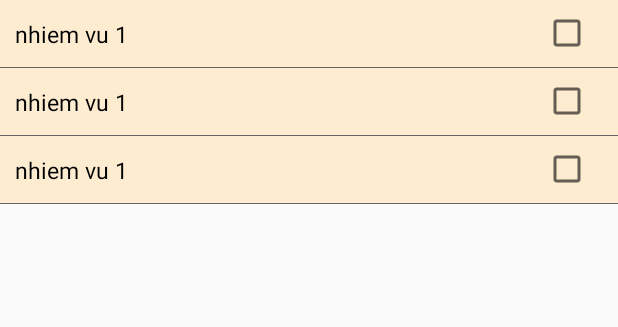
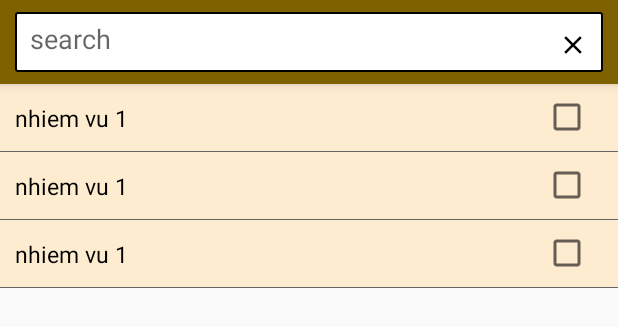
Before and after one commit to haumenphai/Android-TextEditor-Note-TodoList, an Android app: the layout fragment_todo_list.xml on its own in the app's theme, with its tools: preview values and no code run, on a phone screen of 412 x 824 dp. Shown: the top 327 px of the screen. Run offline under Robolectric (Android 15) with nearby library versions, the phone set to English and light mode, and no system bars.

Commit message:
hieu suat search

```diff
--- a/app/src/main/java/promax/dohaumen/text_edittor_mvvm/todo_list/info.txt
+++ b/app/src/main/java/promax/dohaumen/text_edittor_mvvm/todo_list/info.txt
@@ -1,2 +1,3 @@
 
 Chức năng todo_list với data binding
+binding.lifecycleOwner = this (sử dụng trong fragment)
--- a/app/src/main/res/layout/fragment_todo_list.xml
+++ b/app/src/main/res/layout/fragment_todo_list.xml
@@ -1,19 +1,73 @@
 <?xml version="1.0" encoding="utf-8"?>
 <layout xmlns:android="http://schemas.android.com/apk/res/android"
-    xmlns:tools="http://schemas.android.com/tools">
+    xmlns:app="http://schemas.android.com/apk/res-auto"
+    xmlns:tools="http://schemas.android.com/tools"
+    xmlns:promax="http://schemas.android.com/apk/res-auto"
+    >
 
     <data>
-
+        <import type="android.view.View"/>
+        <variable
+            name="viewModel"
+            type="promax.dohaumen.text_edittor_mvvm.todo_list.viewmodel.TodoListViewModel" />
     </data>
 
     <RelativeLayout
         android:layout_width="match_parent"
         android:layout_height="match_parent">
 
+        <com.google.android.material.appbar.AppBarLayout
+            android:id="@+id/appbar_layout"
+            android:layout_width="match_parent"
+            android:layout_height="?actionBarSize"
+            android:background="@color/coloPrimary">
+
+            <com.google.android.material.appbar.MaterialToolbar
+                android:id="@+id/tool_bar"
+                android:layout_width="match_parent"
+                android:layout_height="match_parent"
+                app:title="Todo List"
+                app:titleTextColor="@color/white" />
+        </com.google.android.material.appbar.AppBarLayout>
+
+        <RelativeLayout
+
+            android:id="@+id/layout_search"
+            android:layout_width="match_parent"
+            android:layout_height="?actionBarSize"
+            android:translationZ="20dp"
+            >
+
+            <EditText
+                android:id="@+id/edit_search"
+                android:layout_width="match_parent"
+                android:layout_height="40dp"
+                android:layout_centerVertical="true"
+                android:layout_marginLeft="10dp"
+                android:layout_marginRight="10dp"
+                android:background="@drawable/bg_edit_search"
+                android:hint="@string/hint_edit_search"
+                android:inputType="text"
+                android:imeOptions="actionSearch"
+                />
+
+            <ImageView
+                android:id="@+id/img_search_close"
+                android:layout_width="50dp"
+                android:layout_height="50dp"
+                android:layout_alignParentRight="true"
+                android:paddingLeft="10dp"
+                android:paddingTop="10dp"
+                android:paddingRight="20dp"
+                android:src="@drawable/ic_cancel_2"
+                app:tint="@color/black" />
+        </RelativeLayout>
+
         <androidx.recyclerview.widget.RecyclerView
             android:id="@+id/recycler_view"
-            tools:listitem="@layout/item_task"
             android:layout_width="match_parent"
-            android:layout_height="wrap_content"/>
+            android:layout_height="wrap_content"
+            android:layout_below="@id/appbar_layout"
+            tools:listitem="@layout/item_task" />
     </RelativeLayout>
 </layout>
--- a/app/src/main/res/values/strings.xml
+++ b/app/src/main/res/values/strings.xml
@@ -83,6 +83,7 @@
     <string name="show_line_number">show line number</string>
     <string name="automatic_capitalization">automatic capitalization</string>
     <string name="todo_list">Todo List</string>
+    <string name="delete_task_completed">Delete task completed</string>
 
 
 </resources>
```
Also changed, not shown: app/src/main/java/promax/dohaumen/text_edittor_mvvm/helper/ProMaxHelper.kt (+14 -5 lines), app/src/main/java/promax/dohaumen/text_edittor_mvvm/helper/Search.kt (added, +43 -0 lines), app/src/main/java/promax/dohaumen/text_edittor_mvvm/todo_list/adapter/TaskAdapter.kt (+11 -1 lines), app/src/main/java/promax/dohaumen/text_edittor_mvvm/todo_list/data/DataTaskFake.kt (deleted, +0 -29 lines), app/src/main/java/promax/dohaumen/text_edittor_mvvm/todo_list/data/TaskDatabase.kt (+13 -6 lines), app/src/main/java/promax/dohaumen/text_edittor_mvvm/todo_list/data/TaskResposity.kt (added, +12 -0 lines), app/src/main/java/promax/dohaumen/text_edittor_mvvm/todo_list/view/TodoListFragment.kt (+84 -11 lines), app/src/main/java/promax/dohaumen/text_edittor_mvvm/todo_list/viewmodel/TodoListViewModel.kt (+17 -1 lines), app/src/main/java/promax/dohaumen/text_edittor_mvvm/views/activity/MainActivity.kt (+10 -5 lines), app/src/main/res/drawable/ic_check.xml (added, +10 -0 lines), app/src/main/res/menu/todo_list_fragment_menu.xml (added, +20 -0 lines).
